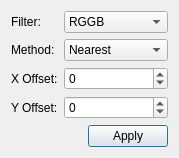
Before: the Qt Designer form kstars/fitsviewer/fitsdebayer.ui in KDE/kstars, drawn with Qt 5.
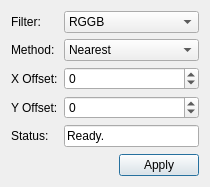
After: the same form once the commit is applied.

```diff
--- a/kstars/fitsviewer/fitsdebayer.ui
+++ b/kstars/fitsviewer/fitsdebayer.ui
@@ -6,8 +6,8 @@
    <rect>
     <x>0</x>
     <y>0</y>
-    <width>155</width>
-    <height>154</height>
+    <width>210</width>
+    <height>187</height>
    </rect>
   </property>
   <property name="windowTitle">
@@ -127,6 +127,23 @@
        </property>
       </widget>
      </item>
+     <item row="4" column="0">
+      <widget class="QLabel" name="label_5">
+       <property name="text">
+        <string>Status:</string>
+       </property>
+      </widget>
+     </item>
+     <item row="4" column="1">
+      <widget class="QLineEdit" name="statusEdit">
+       <property name="text">
+        <string>Ready.</string>
+       </property>
+       <property name="readOnly">
+        <bool>true</bool>
+       </property>
+      </widget>
+     </item>
     </layout>
    </item>
    <item>
```
Left out of the diff: 10 changed lines with no effect on the pictures.
